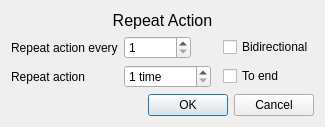
Qt form ui/dialogs/action_repeater/action_repeater.ui (NATuG3/NATuG3) before a commit.
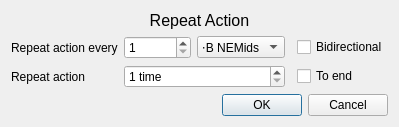
The same form after that commit.

Commit message: Replace action property with unit combo box

Diff of the .ui file:
```diff
--- a/ui/dialogs/action_repeater/action_repeater.ui
+++ b/ui/dialogs/action_repeater/action_repeater.ui
@@ -109,10 +109,17 @@
       </widget>
      </item>
      <item>
-      <widget class="QLabel" name="repeat_every_label">
-       <property name="text">
-        <string/>
-       </property>
+      <widget class="QComboBox" name="repeat_every_unit">
+       <item>
+        <property name="text">
+         <string>⋅B NEMids</string>
+        </property>
+       </item>
+       <item>
+        <property name="text">
+         <string>NEMids</string>
+        </property>
+       </item>
       </widget>
      </item>
     </layout>
```
Left out of the diff: 14 changed lines with no effect on the pictures. The commit also changes 1 other file.
